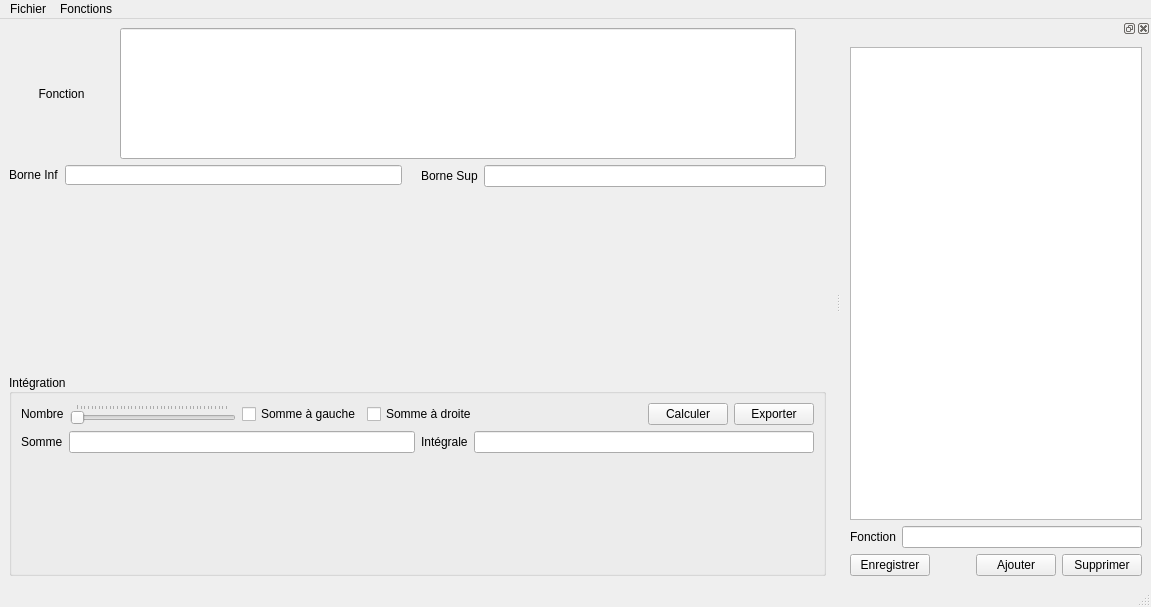
The window that ui/fenêtre_principale.ui (SimonCooper235/TP2-Session-3) describes before a commit, drawn with Qt 5.
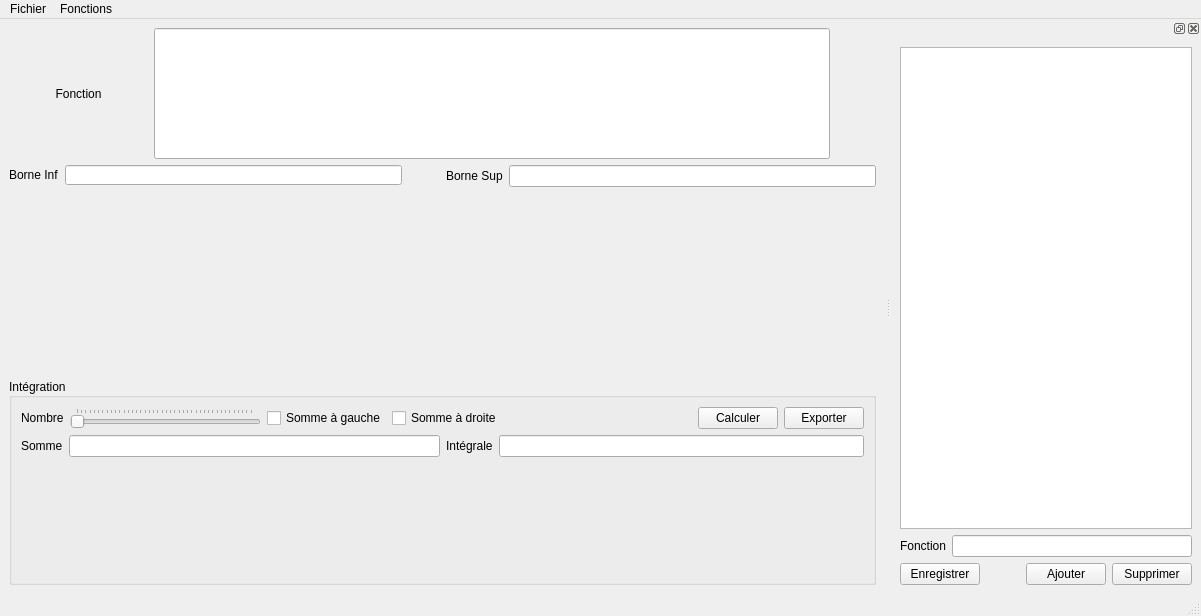
The same window after the commit.

Commit message: Essayer de faire fonctionner vue_fonctions.py, pas réussi.

```diff
--- a/ui/fenêtre_principale.ui
+++ b/ui/fenêtre_principale.ui
@@ -6,8 +6,8 @@
    <rect>
     <x>0</x>
     <y>0</y>
-    <width>1151</width>
-    <height>607</height>
+    <width>1201</width>
+    <height>616</height>
    </rect>
   </property>
   <property name="windowTitle">
@@ -269,7 +269,7 @@
     <rect>
      <x>0</x>
      <y>0</y>
-     <width>1151</width>
+     <width>1201</width>
      <height>21</height>
     </rect>
    </property>
@@ -302,11 +302,11 @@
    </attribute>
    <widget class="QWidget" name="dockWidgetContents_2">
     <layout class="QVBoxLayout" name="verticalLayout_5">
+     <item>
+      <widget class="QListView" name="fonctionListView"/>
+     </item>
      <item>
       <layout class="QVBoxLayout" name="verticalLayout_4">
-       <item>
-        <widget class="QListView" name="fonctionListView"/>
-       </item>
        <item>
         <layout class="QFormLayout" name="formLayout">
          <item row="0" column="0">
```
Left out of the diff: 3 changed lines with no effect on the pictures. The commit also changes 4 other files.
